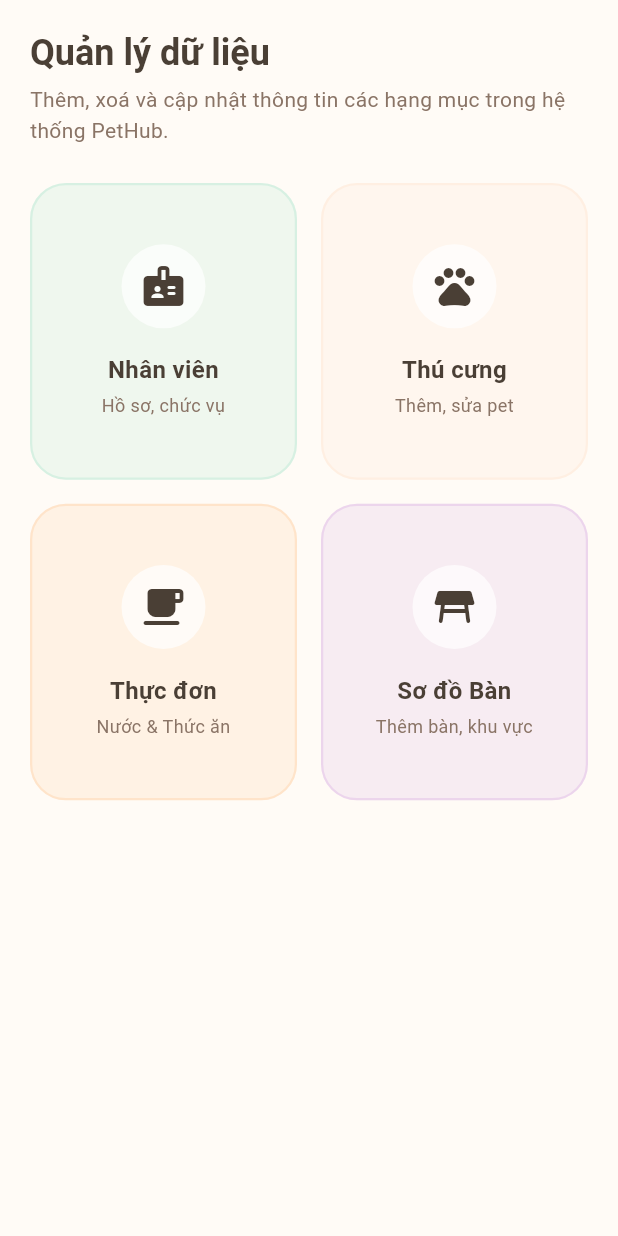
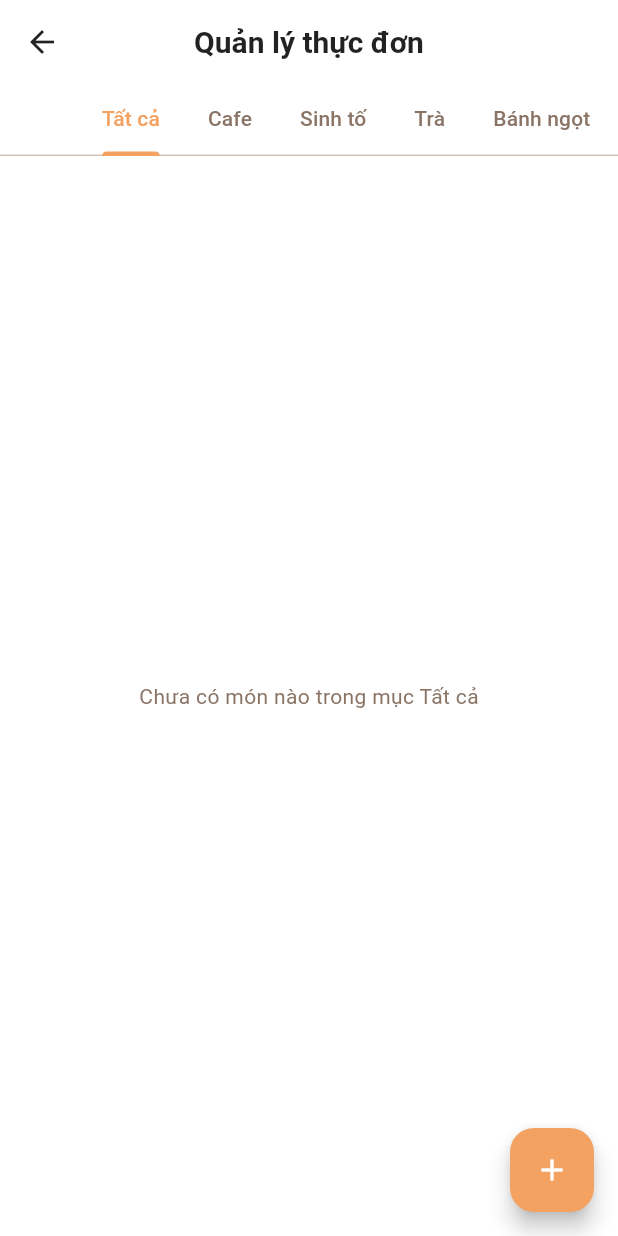
Before and after one commit to Tran-Tuyen-144/Project-Mobile-Sum26, a Flutter app: the AdminManageScreen widget shown alone on an empty page, opened directly, after a tap on "Thực đơn", on a phone screen of 412 x 824 dp. Run offline on Flutter 3.47's test engine with Material 3 defaults, Android fonts, the light colour scheme and no system bars; our stand-ins replace app_links, firebase_core, go_router; accounts and stored records are empty.

Commit message:
push lại

```diff
--- a/lib/screens/admin/manage/admin_manage_screen.dart
+++ b/lib/screens/admin/manage/admin_manage_screen.dart
@@ -1,8 +1,15 @@
 import 'package:flutter/material.dart';
 import '../../../theme/app_colors.dart';
+// Import các màn hình chức năng
+import '../staff/admin_staff_screen.dart';
+import '../pet/admin_pet_list_screen.dart';
+import '../menu/admin_menu_list_screen.dart';
+import '../table/admin_table_list_screen.dart';
 
 class AdminManageScreen extends StatelessWidget {
-  const AdminManageScreen({super.key});
+  final Function(int)? onNavigateToTab;
+
+  const AdminManageScreen({super.key, this.onNavigateToTab});
 
   @override
   Widget build(BuildContext context) {
@@ -11,69 +18,20 @@ class AdminManageScreen extends StatelessWidget {
       child: Column(
         crossAxisAlignment: CrossAxisAlignment.start,
         children: [
-          Text(
-            'Quản lý dữ liệu',
-            style: Theme.of(context).textTheme.titleLarge?.copyWith(
-              fontWeight: FontWeight.bold,
-              color: AppColors.textDark,
-            ),
-          ),
-          const SizedBox(height: 6),
-          const Text(
-            'Thêm, xoá và cập nhật thông tin các hạng mục trong hệ thống PetHub.',
-            style: TextStyle(color: AppColors.textSoft, fontSize: 14, height: 1.5),
-          ),
+          const Text('Quản lý dữ liệu', style: TextStyle(fontSize: 24, fontWeight: FontWeight.bold, color: AppColors.textDark)),
           const SizedBox(height: 24),
-
-          // Dùng GridView để tạo các thẻ chức năng dạng lưới
           GridView.count(
             shrinkWrap: true,
-            physics: const NeverScrollableScrollPhysics(), // Tắt cuộn của Grid vì đã có SingleChildScrollView
+            physics: const NeverScrollableScrollPhysics(),
             crossAxisCount: 2,
             mainAxisSpacing: 16,
             crossAxisSpacing: 16,
             childAspectRatio: 0.9,
             children: [
-              _buildManageCard(
-                context,
-                title: 'Nhân viên',
-                subtitle: 'Hồ sơ, chức vụ',
-                icon: Icons.badge_rounded,
-                color: AppColors.mint,
-                onTap: () {
-                  // TODO: Điều hướng sang màn hình CRUD Nhân viên
-                },
-              ),
-              _buildManageCard(
-                context,
-                title: 'Thú cưng',
-                subtitle: 'Thêm, sửa pet',
-                icon: Icons.pets_rounded,
-                color: AppColors.peach,
-                onTap: () {
-                  // TODO: Điều hướng sang màn hình CRUD Thú cưng
-                },
-              ),
-              _buildManageCard(
-                context,
-                title: 'Thực đơn',
-                subtitle: 'Nước & Thức ăn',
-                icon: Icons.local_cafe_rounded,
-                color: AppColors.primarySoft,
-                onTap: () {
-                  // TODO: Điều hướng sang màn hình CRUD Nước/Thức ăn
-                },
-              ),
-              _buildManageCard(
-                context,
-                title: 'Sơ đồ Bàn',
-                subtitle: 'Thêm bàn, khu vực',
-                icon: Icons.table_restaurant_rounded,
-                color: Colors.purple.shade100, // Thêm một chút màu tím pastel
-                onTap: () {
-                  // TODO: Điều hướng sang màn hình CRUD Bàn
-                },
-              ),
+              _buildManageCard(context, 'Nhân viên', 'Hồ sơ, chức vụ', Icons.badge_rounded, AppColors.mint, () => onNavigateToTab?.call(3)),
+              _buildManageCard(context, 'Thú cưng', 'Thêm, sửa pet', Icons.pets_rounded, AppColors.peach, () => Navigator.push(context, MaterialPageRoute(builder: (_) => const AdminPetListScreen()))),
+              _buildManageCard(context, 'Thực đơn', 'Nước & Thức ăn', Icons.local_cafe_rounded, AppColors.primarySoft, () => Navigator.push(context, MaterialPageRoute(builder: (_) => const AdminMenuListScreen()))),
+              _buildManageCard(context, 'Sơ đồ Bàn', 'Thêm bàn, khu vực', Icons.table_restaurant_rounded, Colors.purple.shade100, () => Navigator.push(context, MaterialPageRoute(builder: (_) => const AdminTableListScreen()))),
             ],
           ),
         ],
@@ -81,50 +39,19 @@ class AdminManageScreen extends StatelessWidget {
     );
   }
 
-  // Widget tái sử dụng để vẽ các thẻ bo góc
-  Widget _buildManageCard(
-      BuildContext context, {
-        required String title,
-        required String subtitle,
-        required IconData icon,
-        required Color color,
-        required VoidCallback onTap,
-      }) {
+  Widget _buildManageCard(BuildContext context, String title, String sub, IconData icon, Color color, VoidCallback onTap) {
     return InkWell(
       onTap: onTap,
       borderRadius: BorderRadius.circular(24),
       child: Container(
-        padding: const EdgeInsets.all(16),
-        decoration: BoxDecoration(
-          color: color.withOpacity(0.25),
-          borderRadius: BorderRadius.circular(24),
-          border: Border.all(color: color.withOpacity(0.5), width: 1.5),
-        ),
+        decoration: BoxDecoration(color: color.withOpacity(0.25), borderRadius: BorderRadius.circular(24), border: Border.all(color: color.withOpacity(0.5))),
         child: Column(
           mainAxisAlignment: MainAxisAlignment.center,
           children: [
-            Container(
-              padding: const EdgeInsets.all(12),
-              decoration: BoxDecoration(
-                color: Colors.white.withOpacity(0.7),
-                shape: BoxShape.circle,
-              ),
-              child: Icon(icon, size: 32, color: AppColors.textDark),
-            ),
-            const SizedBox(height: 16),
-            Text(
-              title,
-              style: const TextStyle(fontWeight: FontWeight.bold, fontSize: 16, color: AppColors.textDark),
-              textAlign: TextAlign.center,
-            ),
-            const SizedBox(height: 4),
-            Text(
-              subtitle,
-              style: const TextStyle(fontSize: 12, color: AppColors.textSoft),
-              textAlign: TextAlign.center,
-              maxLines: 1,
-              overflow: TextOverflow.ellipsis,
-            ),
+            Container(padding: const EdgeInsets.all(12), decoration: const BoxDecoration(color: Colors.white, shape: BoxShape.circle), child: Icon(icon, size: 32, color: AppColors.textDark)),
+            const SizedBox(height: 12),
+            Text(title, style: const TextStyle(fontWeight: FontWeight.bold, fontSize: 16)),
+            Text(sub, style: const TextStyle(fontSize: 12, color: AppColors.textSoft)),
           ],
         ),
       ),
--- a/lib/screens/admin/menu/admin_menu_list_screen.dart
+++ b/lib/screens/admin/menu/admin_menu_list_screen.dart
@@ -0,0 +1,94 @@
+import 'package:flutter/material.dart';
+import '../../../../theme/app_colors.dart';
+import 'admin_menu_form_screen.dart';
+
+class AdminMenuListScreen extends StatefulWidget {
+  const AdminMenuListScreen({super.key});
+
+  @override
+  State<AdminMenuListScreen> createState() => _AdminMenuListScreenState();
+}
+
+class _AdminMenuListScreenState extends State<AdminMenuListScreen> {
+  // Danh sách thực đơn đầy đủ
+  final List<Map<String, dynamic>> _menuItems = [];
+
+  // Danh sách các tab
+  final List<String> _tabs = ["Tất cả", "Cafe", "Sinh tố", "Trà", "Bánh ngọt"];
+
+  @override
+  Widget build(BuildContext context) {
+    return DefaultTabController(
+      length: _tabs.length,
+      child: Scaffold(
+        backgroundColor: Colors.white,
+        appBar: AppBar(
+          title: const Text("Quản lý thực đơn", style: TextStyle(color: Colors.black87, fontWeight: FontWeight.bold)),
+          backgroundColor: Colors.white,
+          elevation: 0,
+          iconTheme: const IconThemeData(color: Colors.black87),
+          bottom: TabBar(
+            isScrollable: true,
+            labelColor: AppColors.primary,
+            unselectedLabelColor: AppColors.textSoft,
+            indicatorColor: AppColors.primary,
+            tabs: _tabs.map((tab) => Tab(text: tab)).toList(),
+          ),
+        ),
+        floatingActionButton: FloatingActionButton(
+          backgroundColor: AppColors.primary,
+          onPressed: () async {
+            final newItem = await Navigator.push(
+                context,
+                MaterialPageRoute(builder: (_) => const AdminMenuFormScreen())
+            );
+            if (newItem != null) setState(() => _menuItems.add(newItem));
+          },
+          child: const Icon(Icons.add, color: Colors.white),
+        ),
+        body: TabBarView(
+          children: _tabs.map((tab) => _buildFilteredList(tab)).toList(),
+        ),
+      ),
+    );
+  }
+
+  // Hàm lọc danh sách hiển thị cho từng Tab
+  Widget _buildFilteredList(String category) {
+    final filtered = category == "Tất cả"
+        ? _menuItems
+        : _menuItems.where((item) => item['category'] == category).toList();
+
+    if (filtered.isEmpty) {
+      return Center(
+        child: Text("Chưa có món nào trong mục $category",
+            style: const TextStyle(color: AppColors.textSoft)),
+      );
+    }
+
+    return ListView.builder(
+      padding: const EdgeInsets.all(16),
+      itemCount: filtered.length,
+      itemBuilder: (context, index) {
+        final item = filtered[index];
+        // Tìm index gốc để xóa đúng phần tử trong danh sách chính
+        final originalIndex = _menuItems.indexOf(item);
+
+        return Card(
+          margin: const EdgeInsets.only(bottom: 12),
+          elevation: 0,
+          color: AppColors.primarySoft.withOpacity(0.1),
+          child: ListTile(
+            leading: CircleAvatar(backgroundImage: AssetImage(item['image'])),
+            title: Text(item['name'], style: const TextStyle(fontWeight: FontWeight.bold)),
+            subtitle: Text("${item['price']} VNĐ"),
+            trailing: IconButton(
+                icon: const Icon(Icons.delete, color: Colors.redAccent),
+                onPressed: () => setState(() => _menuItems.removeAt(originalIndex))
+            ),
+          ),
+        );
+      },
+    );
+  }
+}
```
Also changed, not shown: lib/screens/admin/menu/admin_menu_form_screen.dart (+97 -0 lines), lib/screens/admin/shifts/admin_shift_assign_screen.dart (+76 -0 lines), lib/screens/admin/shifts/admin_shifts_screen.dart (+8 -2 lines), lib/screens/admin/staff/admin_staff_screen.dart (+137 -32 lines), lib/screens/admin/table/admin_table_form_screen.dart (+92 -0 lines), lib/screens/admin/table/admin_table_list_screen.dart (+40 -0 lines).
